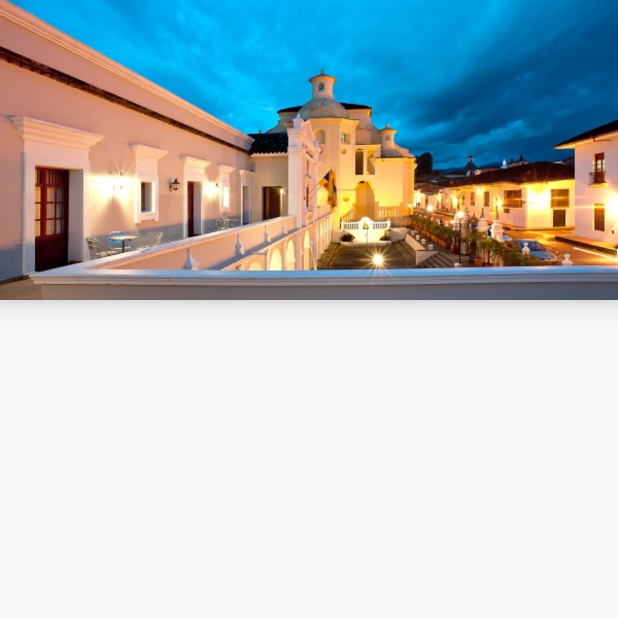
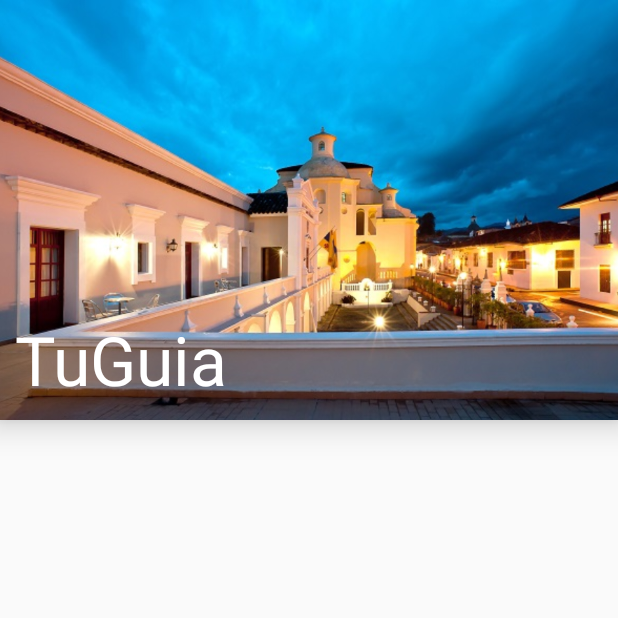
Before and after one commit to milo2005/A2B_Turismo, an Android app: the screen it shows after launch (LoginActivity), on a phone screen of 412 x 824 dp, the top half of it. Run offline under Robolectric (Android 15) with nearby library versions, the phone set to English and light mode, and no system bars.

Commit message:
AppBarLayout en LoginActivity finalizado

```diff
--- a/app/src/main/res/layout/activity_login.xml
+++ b/app/src/main/res/layout/activity_login.xml
@@ -6,7 +6,7 @@
 
     <android.support.design.widget.AppBarLayout
         android:layout_width="match_parent"
-        android:layout_height="200dp"
+        android:layout_height="280dp"
         app:elevation="12dp"
         >
 
@@ -20,6 +20,16 @@
                 android:scaleType="centerCrop"
                 />
 
+            <TextView
+                style="@style/TextAppearance.AppCompat.Display2"
+                android:layout_width="match_parent"
+                android:layout_height="wrap_content"
+                android:textColor="@android:color/white"
+                android:text="@string/app_name"
+                android:layout_gravity="bottom"
+                android:padding="@dimen/padding_small"
+                />
+
         </FrameLayout>
 
     </android.support.design.widget.AppBarLayout>
--- a/app/src/main/res/values/dimens.xml
+++ b/app/src/main/res/values/dimens.xml
@@ -2,4 +2,5 @@
     <!-- Default screen margins, per the Android Design guidelines. -->
     <dimen name="activity_horizontal_margin">16dp</dimen>
     <dimen name="activity_vertical_margin">16dp</dimen>
+    <dimen name="padding_small">10dp</dimen>
 </resources>
```
